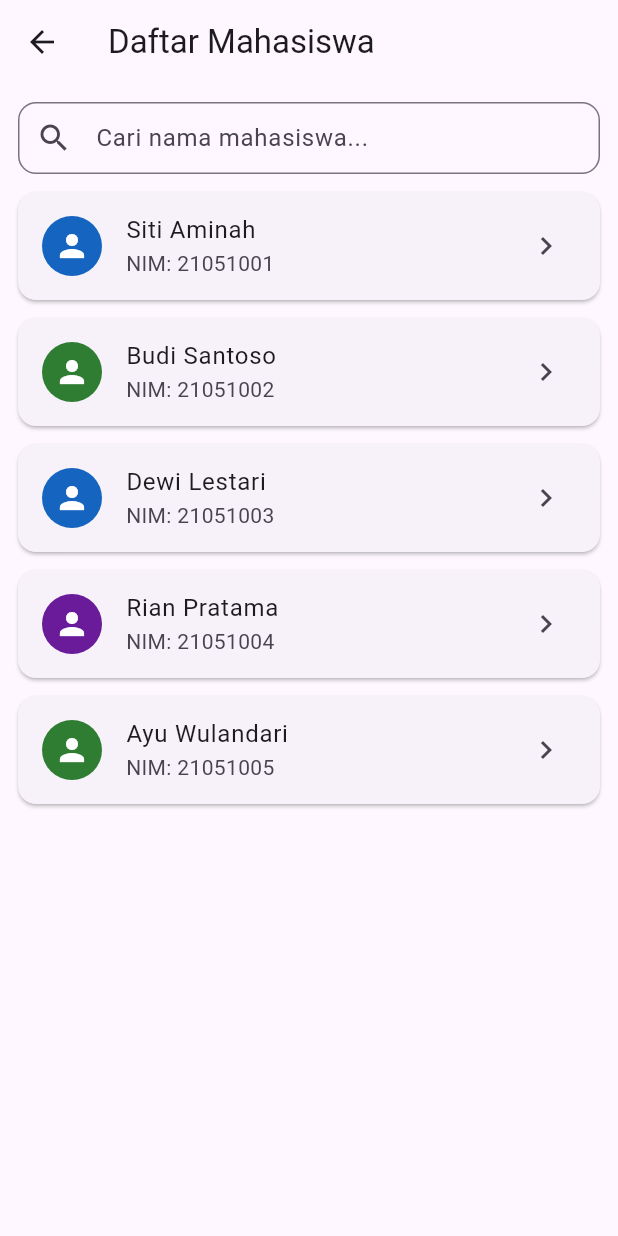
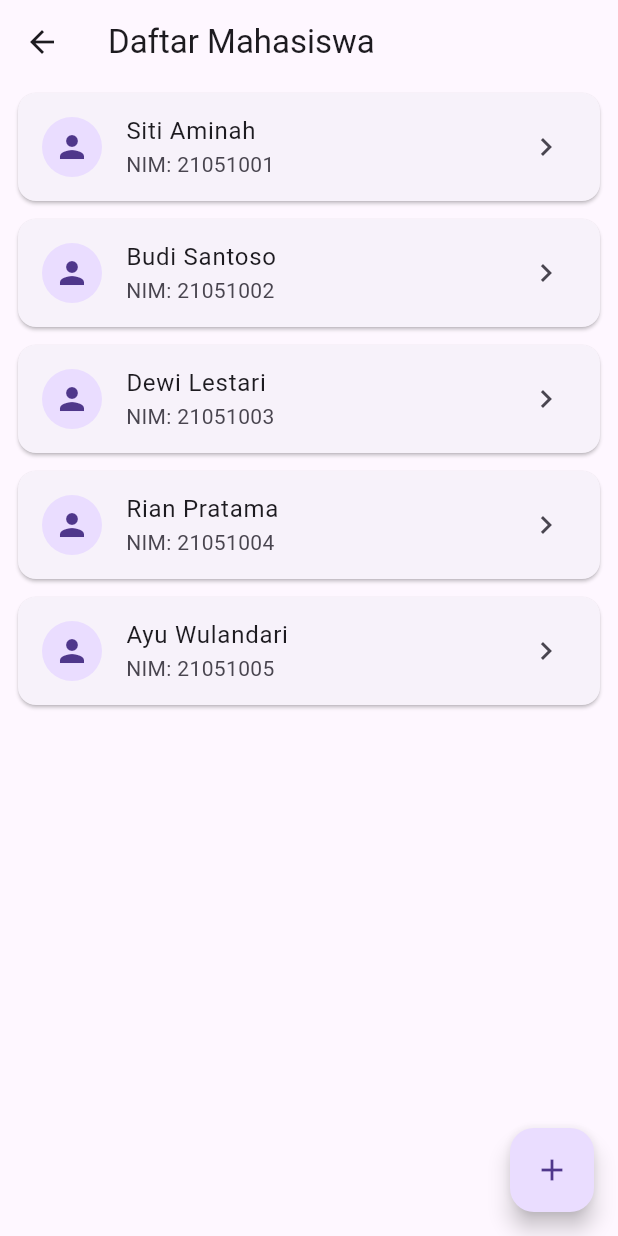
Before and after one commit to nisrinakamiliap-stack/tugas_pemograman_mobile_pertemuan4, a Flutter app: the DaftarMahasiswaPage screen opened directly, on a phone screen of 412 x 824 dp. Run offline on Flutter 3.47's test engine with Material 3 defaults, Android fonts, the phone set to English and light mode, and no system bars.

Commit message:
Form, Validasi & Tambah Data Mahasiswa

```diff
--- a/lib/daftar_mahasiswa_page.dart
+++ b/lib/daftar_mahasiswa_page.dart
@@ -2,19 +2,7 @@ import 'package:flutter/material.dart';
 
 import 'data_mahasiswa.dart';
 import 'detail_mahasiswa_page.dart';
-
-Color _colorForJurusan(String jurusan) {
-  switch (jurusan) {
-    case 'Teknik Informatika':
-      return const Color(0xFF1565C0); // Biru tua
-    case 'Sistem Informasi':
-      return const Color(0xFF2E7D32); // Hijau tua
-    case 'Teknik Komputer':
-      return const Color(0xFF6A1B9A); // Ungu tua
-    default:
-      return const Color(0xFF37474F); // Abu-abu gelap
-  }
-}
+import 'tambah_mahasiswa_page.dart';
 
 class DaftarMahasiswaPage extends StatefulWidget {
   const DaftarMahasiswaPage({super.key});
@@ -24,72 +12,40 @@ class DaftarMahasiswaPage extends StatefulWidget {
 }
 
 class _DaftarMahasiswaPageState extends State<DaftarMahasiswaPage> {
-  final TextEditingController _searchController = TextEditingController();
-  String _searchQuery = '';
+  Future<void> _bukaFormTambah() async {
+    final dataBaru = await Navigator.push<Map<String, String>>(
+      context,
+      MaterialPageRoute(builder: (context) => const TambahMahasiswaPage()),
+    );
 
-  @override
-  void dispose() {
-    _searchController.dispose();
-    super.dispose();
+    if (!mounted || dataBaru == null) {
+      return;
+    }
+
+    setState(() {
+      daftarMahasiswa.add(dataBaru);
+    });
+    ScaffoldMessenger.of(
+      context,
+    ).showSnackBar(const SnackBar(content: Text('Data berhasil ditambahkan')));
   }
 
   @override
   Widget build(BuildContext context) {
-    final filteredList = daftarMahasiswa
-        .where((mhs) =>
-            mhs['nama']!.toLowerCase().contains(_searchQuery.toLowerCase()))
-        .toList();
-
     return Scaffold(
       appBar: AppBar(title: const Text('Daftar Mahasiswa')),
-      body: Column(
-        children: [
-          Padding(
-            padding: const EdgeInsets.fromLTRB(12, 12, 12, 6),
-            child: TextField(
-              controller: _searchController,
-              decoration: InputDecoration(
-                hintText: 'Cari nama mahasiswa...',
-                prefixIcon: const Icon(Icons.search),
-                suffixIcon: _searchQuery.isNotEmpty
-                    ? IconButton(
-                        icon: const Icon(Icons.clear),
-                        onPressed: () {
-                          _searchController.clear();
-                          setState(() => _searchQuery = '');
-                        },
-                      )
-                    : null,
-                border: OutlineInputBorder(
-                  borderRadius: BorderRadius.circular(12),
+      floatingActionButton: FloatingActionButton(
+        onPressed: _bukaFormTambah,
+        child: const Icon(Icons.add),
       ),
-                contentPadding: const EdgeInsets.symmetric(vertical: 0),
-              ),
-              onChanged: (value) => setState(() => _searchQuery = value),
-            ),
-          ),
-          Expanded(
-            child: filteredList.isEmpty
-                ? const Center(
-                    child: Text(
-                      'Mahasiswa tidak ditemukan.',
-                      style: TextStyle(color: Colors.grey),
-                    ),
-                  )
-                : ListView.builder(
-                    itemCount: filteredList.length,
+      body: ListView.builder(
+        itemCount: daftarMahasiswa.length,
         itemBuilder: (context, index) {
-                      final mhs = filteredList[index];
-                      final color = _colorForJurusan(mhs['jurusan']!);
+          final mhs = daftarMahasiswa[index];
           return Card(
-                        margin: const EdgeInsets.symmetric(
-                            horizontal: 12, vertical: 6),
+            margin: const EdgeInsets.symmetric(horizontal: 12, vertical: 6),
             child: ListTile(
-                          leading: CircleAvatar(
-                            backgroundColor: color,
-                            child:
-                                const Icon(Icons.person, color: Colors.white),
-                          ),
+              leading: const CircleAvatar(child: Icon(Icons.person)),
               title: Text(mhs['nama']!),
               subtitle: Text('NIM: ${mhs['nim']}'),
               trailing: const Icon(Icons.chevron_right),
@@ -97,8 +53,7 @@ class _DaftarMahasiswaPageState extends State<DaftarMahasiswaPage> {
                 Navigator.push(
                   context,
                   MaterialPageRoute(
-                                builder: (context) =>
-                                    DetailMahasiswaPage(mahasiswa: mhs),
+                    builder: (context) => DetailMahasiswaPage(mahasiswa: mhs),
                   ),
                 );
               },
@@ -106,9 +61,6 @@ class _DaftarMahasiswaPageState extends State<DaftarMahasiswaPage> {
           );
         },
       ),
-          ),
-        ],
-      ),
     );
   }
 }
```
Also changed, not shown: lib/tambah_mahasiswa_page.dart (added, +117 -0 lines), 1 other file. Lines whose indentation alone changed are shown as unchanged.
